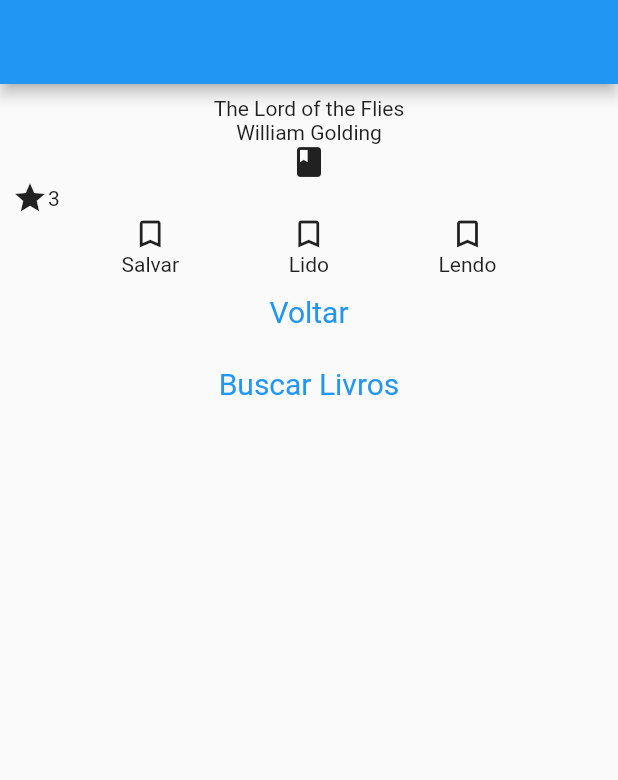
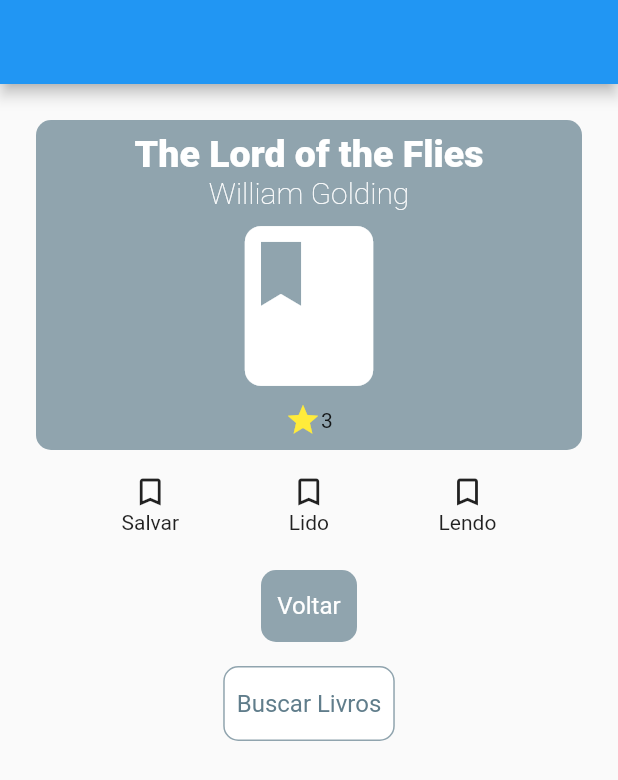
Before and after one commit to 11emilia11/bookshelvesapp, a Flutter app: the screen it shows after launch, on a phone screen of 412 x 824 dp. Shown: the top 780 px of the screen. Run offline on Flutter 3.47's test engine with Material 2 defaults, Android fonts, the phone set to English and light mode, and no system bars.

Commit message:
improving book detail layout

```diff
--- /dev/null
+++ b/lib/book/book_detail_page.dart
@@ -0,0 +1,106 @@
+import 'package:flutter/material.dart';
+
+class BookDetailPage extends StatefulWidget {
+  @override
+  _BookDetailPageState createState() => _BookDetailPageState();
+}
+
+class _BookDetailPageState extends State<BookDetailPage> {
+  @override
+  Widget build(BuildContext context) {
+    return Scaffold(
+      appBar: AppBar(),
+      body:
+        Padding(
+          padding: EdgeInsets.all(8.0),
+          child: Column(
+
+            children: [
+              Container(
+                decoration: BoxDecoration(color: Colors.blueGrey[300], borderRadius:  BorderRadius.circular(10.0) ),
+
+                margin: const EdgeInsets.all(16),
+                padding: const EdgeInsets.all(8.0),
+
+                child:
+                  Column(
+                    mainAxisAlignment: MainAxisAlignment.spaceEvenly,
+                    children: [
+                      Text('The Lord of the Flies', style: TextStyle(fontWeight: FontWeight.w800, fontSize: 25, color: Colors.white), ),
+                      Text('William Golding', style: TextStyle(fontWeight: FontWeight.w200, fontSize: 20, color: Colors.white), ),
+                      Icon(Icons.book_rounded, size: 128,
+                       color: Colors.white),
+                      Row(
+                        mainAxisAlignment: MainAxisAlignment.center,
+
+                        children: [
+                          Icon(Icons.star, color: Colors.yellow,),
+                          Text('3', style: TextStyle(fontWeight: FontWeight.w400))
+
+                      ],)],
+                  ),),
+
+              Container(
+                child: Row(
+                  mainAxisAlignment: MainAxisAlignment.spaceEvenly,
+                  children: [
+                    Column(
+                      children: [
+                        Icon(Icons.bookmark_border),
+                        Text('Salvar')
+                      ],
+                    ),
+                    Column(
+                      children: [
+                        Icon(Icons.bookmark_border),
+                        Text('Lido')
+                      ],
+                    ),
+                    Column(
+                      children: [
+                        Icon(Icons.bookmark_border),
+                        Text('Lendo')
+                      ],
+                    ),
+                    ],),
+              ),
+
+              Container(
+                padding: EdgeInsets.all(16),
+                child: Column(
+                  mainAxisAlignment: MainAxisAlignment.spaceAround,
+                  children: [
+                    Container(
+                      margin: EdgeInsets.all(8),
+                      decoration: BoxDecoration(borderRadius: BorderRadius.circular(10.0),
+                     color:Colors.blueGrey[300] ),
+                      child: TextButton(
+                        style: TextButton.styleFrom(
+                          textStyle: const TextStyle(fontSize: 16)),
+                        onPressed: () {},
+                        child: const Text('Voltar', style: TextStyle(color: Colors.white)),),
+                    ),
+
+                    Container(
+                     margin: EdgeInsets.all(8),
+                     decoration: BoxDecoration(borderRadius: BorderRadius.circular(10.0),
+                     border: Border.all(width: 1, color: Colors.blueGrey[300]),
+                     color:Colors.white),
+                      child: TextButton(
+                        style: TextButton.styleFrom(
+                          textStyle: const TextStyle(fontSize: 16)),
+                        onPressed: () {},
+                        child: const Text('Buscar Livros', style: TextStyle(color: Colors.blueGrey)),),
+                    ),
+
+                  ],
+                ),
+              )],
+              ),
+
+            )
+          );
+
+
+  }
+}
--- a/lib/book_detail_page.dart
+++ /dev/null
@@ -1,82 +0,0 @@
-import 'package:flutter/material.dart';
-
-class BookDetailPage extends StatefulWidget {
-  @override
-  _BookDetailPageState createState() => _BookDetailPageState();
-}
-
-class _BookDetailPageState extends State<BookDetailPage> {
-  @override
-  Widget build(BuildContext context) {
-    return Scaffold(
-      appBar: AppBar(),
-      body:
-        Padding(
-          padding: EdgeInsets.all(8.0),
-          child: Column(
-            children: [
-              Column(
-                mainAxisAlignment: MainAxisAlignment.spaceAround,
-                children: [
-                  Text('The Lord of the Flies'),
-                  Text('William Golding'),
-                  Icon(Icons.book_rounded),
-                  Row(
-                    children: [
-                      Icon(Icons.star),
-                      Text('3')
-
-                  ],)],
-              ),
-              Row(
-                mainAxisAlignment: MainAxisAlignment.spaceEvenly,
-                children: [
-                  Column(
-                    children: [
-                      Icon(Icons.bookmark_border),
-                      Text('Salvar')
-                    ],
-                  ),
-                  Column(
-                    children: [
-                      Icon(Icons.bookmark_border),
-                      Text('Lido')
-                    ],
-                  ),
-                  Column(
-                    children: [
-                      Icon(Icons.bookmark_border),
-                      Text('Lendo')
-                    ],
-                  ),
-
-                ],
-
-              ),
-
-              Column(
-                mainAxisAlignment: MainAxisAlignment.spaceBetween,
-                children: [
-                  TextButton(
-                    style: TextButton.styleFrom(
-                      textStyle: const TextStyle(fontSize: 20)),
-                    onPressed: () {},
-                    child: const Text('Voltar'),),
-                  TextButton(
-                    style: TextButton.styleFrom(
-                      textStyle: const TextStyle(fontSize: 20)),
-                    onPressed: () {},
-                    child: const Text('Buscar Livros'),),
-
-                ],
-              )
-
-
-            ],
-            )),
-
-
-
-    );
-  }
-}
--- a/lib/main.dart
+++ b/lib/main.dart
@@ -1,6 +1,6 @@
-import 'package:bookshelvesapp/book_detail_page.dart';
-import 'package:bookshelvesapp/home_page.dart';
-import 'package:bookshelvesapp/register_page.dart';
+import 'package:bookshelvesapp/book/book_detail_page.dart';
+import 'package:bookshelvesapp/home/home_page.dart';
+import 'package:bookshelvesapp/register/register_page.dart';
 import 'package:flutter/material.dart';
 
 
```
Also changed, not shown: lib/home/home_page.dart (renamed from lib/home_page.dart), lib/register/register_page.dart (renamed from lib/register_page.dart).
